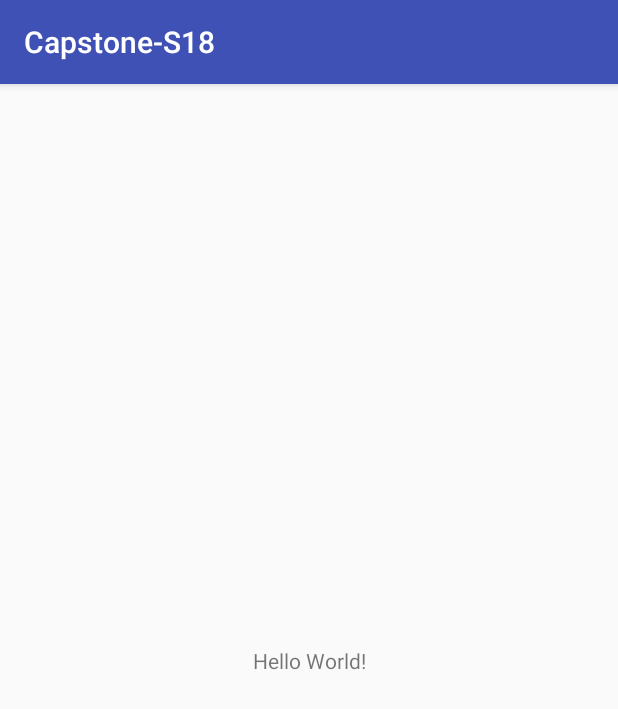
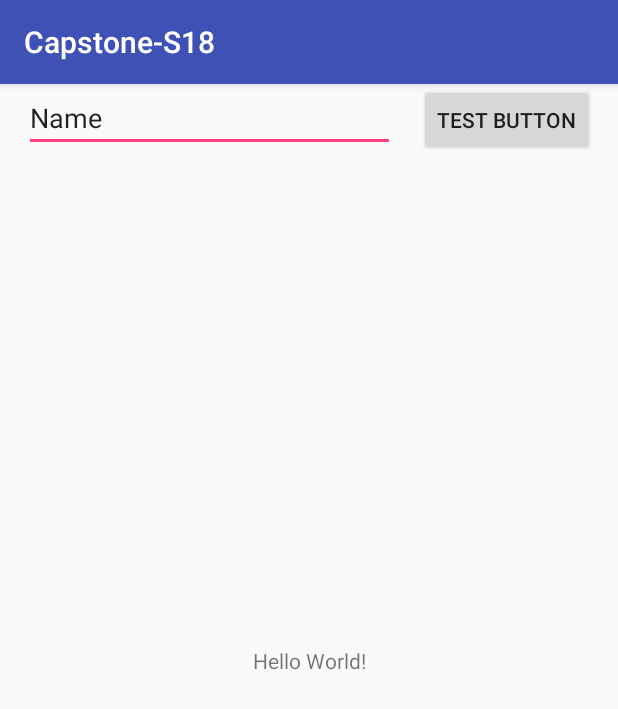
Before and after one commit to huang-jeff/Hand2LaTeX, an Android app: the screen it shows after launch (Welcome), on a phone screen of 412 x 824 dp. Shown: the top 709 px of the screen. Run offline under Robolectric (Android 15) with nearby library versions, the phone set to English and light mode, and no system bars.

Commit message:
Tutorial App works

```diff
--- a/Brandon/capstone_s18/app/src/main/res/layout/activity_welcome.xml
+++ b/Brandon/capstone_s18/app/src/main/res/layout/activity_welcome.xml
@@ -7,6 +7,7 @@
     tools:context="me.ofmc.capstone.capstone_s18.Welcome">
 
     <TextView
+        android:id="@+id/textView"
         android:layout_width="wrap_content"
         android:layout_height="wrap_content"
         android:text="Hello World!"
@@ -15,4 +16,32 @@
         app:layout_constraintRight_toRightOf="parent"
         app:layout_constraintTop_toTopOf="parent" />
 
+    <Button
+        android:id="@+id/button"
+        android:layout_width="wrap_content"
+        android:layout_height="wrap_content"
+        android:layout_marginEnd="16dp"
+        android:layout_marginStart="16dp"
+        android:onClick="sendMessage"
+        android:text="test button"
+        app:layout_constraintEnd_toEndOf="parent"
+        app:layout_constraintHorizontal_bias="0.5"
+        app:layout_constraintStart_toEndOf="@+id/editText"
+        tools:layout_editor_absoluteY="6dp"
+        tools:text="@string/button_send" />
+
+    <EditText
+        android:id="@+id/editText"
+        android:layout_width="0dp"
+        android:layout_height="wrap_content"
+        android:layout_marginStart="16dp"
+        android:ems="10"
+        android:inputType="textPersonName"
+        android:text="Name"
+        app:layout_constraintBaseline_toBaselineOf="@+id/button"
+        app:layout_constraintEnd_toStartOf="@+id/button"
+        app:layout_constraintHorizontal_bias="0.5"
+        app:layout_constraintStart_toStartOf="parent"
+        tools:text="@string/edit_message" />
+
 </android.support.constraint.ConstraintLayout>
--- a/Brandon/capstone_s18/app/src/main/res/values/strings.xml
+++ b/Brandon/capstone_s18/app/src/main/res/values/strings.xml
@@ -1,3 +1,5 @@
 <resources>
     <string name="app_name">Capstone-S18</string>
+    <string name="edit_message">Enter a message</string>
+    <string name="button_send">Send</string>
 </resources>
```
Also changed, not shown: Brandon/capstone_s18/app/src/main/AndroidManifest.xml (+7 -0 lines), Brandon/capstone_s18/app/src/main/java/me/ofmc/capstone/capstone_s18/DisplayMessageActivity.java (added, +24 -0 lines), Brandon/capstone_s18/app/src/main/java/me/ofmc/capstone/capstone_s18/Welcome.java (+13 -1 lines), Brandon/capstone_s18/app/src/main/res/layout/activity_display_message.xml (added, +19 -0 lines).
